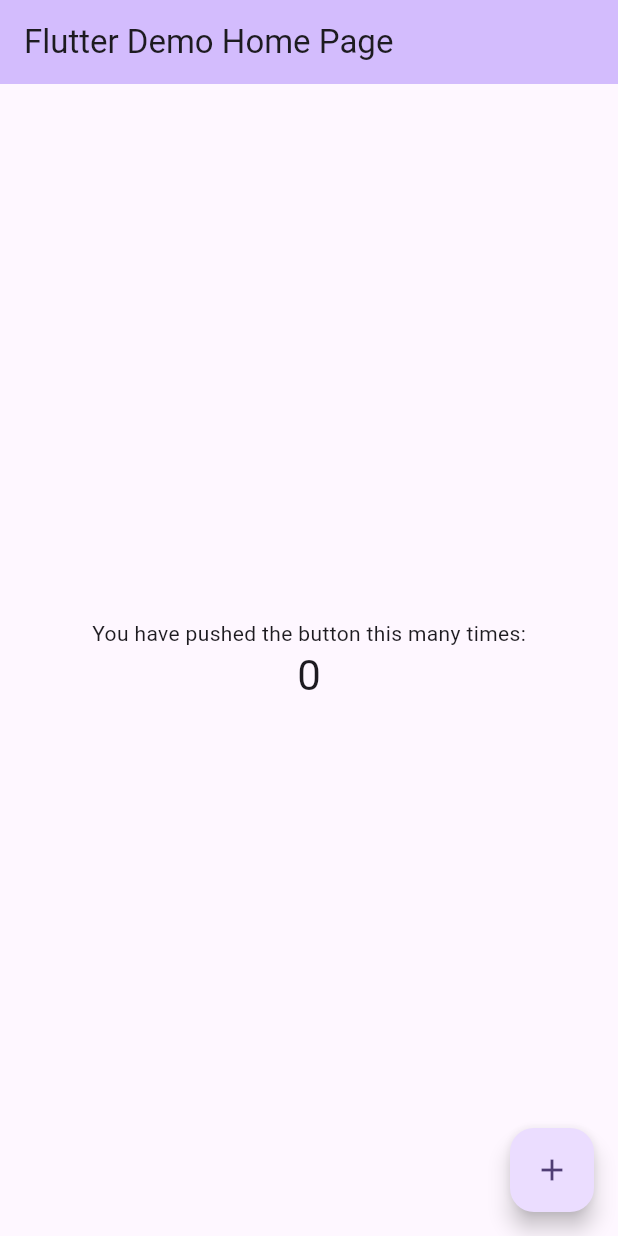
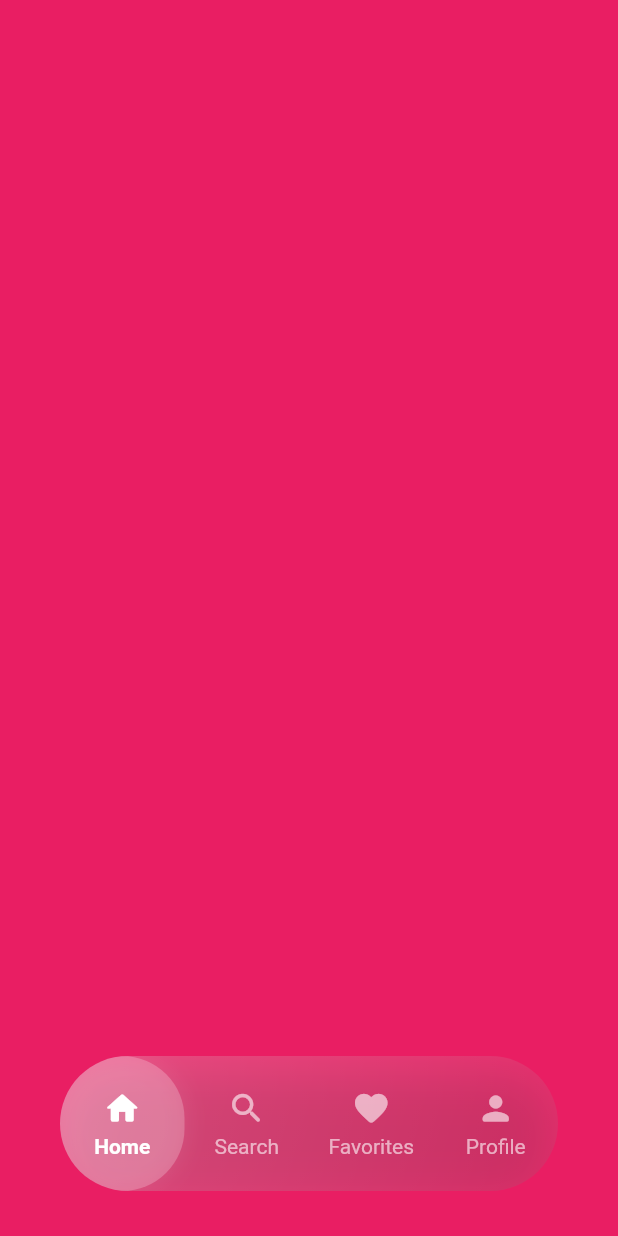
Before and after one commit to esraa-lotfy5/flutter-glassmorphism-bottom-navigation, a Flutter app: the screen it shows after launch, on a phone screen of 412 x 824 dp. Run offline on Flutter 3.47's test engine with Material 3 defaults, Android fonts, the phone set to English and light mode, and no system bars.

Commit message:
[Add] add glassy effect to bottom nav bar.

```diff
--- a/lib/main.dart
+++ b/lib/main.dart
@@ -1,3 +1,5 @@
+import 'dart:ui';
+
 import 'package:flutter/material.dart';
 
 void main() {
@@ -7,116 +9,117 @@ void main() {
 class MyApp extends StatelessWidget {
   const MyApp({super.key});
 
-  // This widget is the root of your application.
   @override
   Widget build(BuildContext context) {
-    return MaterialApp(
-      title: 'Flutter Demo',
-      theme: ThemeData(
-        // This is the theme of your application.
-        //
-        // TRY THIS: Try running your application with "flutter run". You'll see
-        // the application has a purple toolbar. Then, without quitting the app,
-        // try changing the seedColor in the colorScheme below to Colors.green
-        // and then invoke "hot reload" (save your changes or press the "hot
-        // reload" button in a Flutter-supported IDE, or press "r" if you used
-        // the command line to start the app).
-        //
-        // Notice that the counter didn't reset back to zero; the application
-        // state is not lost during the reload. To reset the state, use hot
-        // restart instead.
-        //
-        // This works for code too, not just values: Most code changes can be
-        // tested with just a hot reload.
-        colorScheme: .fromSeed(seedColor: Colors.deepPurple),
+    return MaterialApp(title: 'Flutter Demo', home: const HomePage());
+  }
+}
+
+class HomePage extends StatefulWidget {
+  const HomePage({super.key});
+
+  @override
+  State<HomePage> createState() => _HomePageState();
+}
+
+class _HomePageState extends State<HomePage> {
+  int currentIndex = 0;
+  // final ValueChanged<int> onTap;
+
+  static const items = [
+    (Icons.home_rounded, 'Home'),
+    (Icons.search_rounded, 'Search'),
+    (Icons.favorite_rounded, 'Favorites'),
+    (Icons.person_rounded, 'Profile'),
+  ];
+  static const itemsBgColor = [Colors.pink, Colors.green, Colors.red, Colors.brown];
+
+  @override
+  Widget build(BuildContext context) {
+    return Scaffold(
+      backgroundColor: itemsBgColor[currentIndex],
+      bottomNavigationBar: Padding(
+        padding: const EdgeInsets.symmetric(horizontal: 40, vertical: 30),
+        child: ClipRRect(
+          borderRadius: BorderRadius.circular(50),
+          child: BackdropFilter(
+            filter: ImageFilter.blur(sigmaX: 20, sigmaY: 20),
+            child: Container(
+              height: 90,
+              decoration: BoxDecoration(
+                borderRadius: BorderRadius.circular(32),
+
+                gradient: LinearGradient(
+                  begin: Alignment.topLeft,
+                  end: Alignment.bottomRight,
+                  colors: [Colors.white.withValues(alpha: 0.22), Colors.white.withValues(alpha: 0.08)],
+                ),
+
+                boxShadow: [
+                  BoxShadow(color: Colors.black.withValues(alpha: 0.15), blurRadius: 30, offset: const Offset(0, 10)),
+                ],
+              ),
+              child: Row(
+                children: List.generate(items.length, (index) {
+                  final selected = currentIndex == index;
+                  return Expanded(
+                    child: _GlassNavItem(
+                      icon: items[index].$1,
+                      label: items[index].$2,
+                      selected: selected,
+                      onTap: () => setState(() => currentIndex = index),
+                    ),
+                  );
+                }),
+              ),
+            ),
+          ),
+        ),
       ),
-      home: const MyHomePage(title: 'Flutter Demo Home Page'),
     );
   }
 }
 
-class MyHomePage extends StatefulWidget {
-  const MyHomePage({super.key, required this.title});
+class _GlassNavItem extends StatelessWidget {
+  const _GlassNavItem({required this.icon, required this.label, required this.selected, required this.onTap});
 
-  // This widget is the home page of your application. It is stateful, meaning
-  // that it has a State object (defined below) that contains fields that affect
-  // how it looks.
-
-  // This class is the configuration for the state. It holds the values (in this
-  // case the title) provided by the parent (in this case the App widget) and
-  // used by the build method of the State. Fields in a Widget subclass are
-  // always marked "final".
-
-  final String title;
-
-  @override
-  State<MyHomePage> createState() => _MyHomePageState();
-}
-
-class _MyHomePageState extends State<MyHomePage> {
-  int _counter = 0;
-
-  void _incrementCounter() {
-    setState(() {
-      // This call to setState tells the Flutter framework that something has
-      // changed in this State, which causes it to rerun the build method below
-      // so that the display can reflect the updated values. If we changed
-      // _counter without calling setState(), then the build method would not be
-      // called again, and so nothing would appear to happen.
-      _counter++;
-    });
-  }
+  final IconData icon;
+  final String label;
+  final bool selected;
+  final VoidCallback onTap;
 
   @override
   Widget build(BuildContext context) {
-    // This method is rerun every time setState is called, for instance as done
-    // by the _incrementCounter method above.
-    //
-    // The Flutter framework has been optimized to make rerunning build methods
-    // fast, so that you can just rebuild anything that needs updating rather
-    // than having to individually change instances of widgets.
-    return Scaffold(
-      appBar: AppBar(
-        // TRY THIS: Try changing the color here to a specific color (to
-        // Colors.amber, perhaps?) and trigger a hot reload to see the AppBar
-        // change color while the other colors stay the same.
-        backgroundColor: Theme.of(context).colorScheme.inversePrimary,
-        // Here we take the value from the MyHomePage object that was created by
-        // the App.build method, and use it to set our appbar title.
-        title: Text(widget.title),
-      ),
-      body: Center(
-        // Center is a layout widget. It takes a single child and positions it
-        // in the middle of the parent.
+    return GestureDetector(
+      onTap: onTap,
+      behavior: HitTestBehavior.opaque,
+      child: AnimatedContainer(
+        duration: const Duration(milliseconds: 50),
+        curve: Curves.easeOutCubic,
+        decoration: BoxDecoration(
+          borderRadius: BorderRadius.circular(50),
+          color: selected ? Colors.white.withValues(alpha: 0.22) : Colors.transparent,
+          boxShadow: selected
+              ? [BoxShadow(color: Colors.white.withValues(alpha: 0.08), blurRadius: 12, spreadRadius: 1)]
+              : null,
+        ),
         child: Column(
-          // Column is also a layout widget. It takes a list of children and
-          // arranges them vertically. By default, it sizes itself to fit its
-          // children horizontally, and tries to be as tall as its parent.
-          //
-          // Column has various properties to control how it sizes itself and
-          // how it positions its children. Here we use mainAxisAlignment to
-          // center the children vertically; the main axis here is the vertical
-          // axis because Columns are vertical (the cross axis would be
-          // horizontal).
-          //
-          // TRY THIS: Invoke "debug painting" (choose the "Toggle Debug Paint"
-          // action in the IDE, or press "p" in the console), to see the
-          // wireframe for each widget.
-          mainAxisAlignment: .center,
+          mainAxisAlignment: MainAxisAlignment.center,
           children: [
-            const Text('You have pushed the button this many times:'),
-            Text(
-              '$_counter',
-              style: Theme.of(context).textTheme.headlineMedium,
+            Icon(icon, size: 26, color: Colors.white.withValues(alpha: selected ? 1 : 0.6)),
+            const SizedBox(height: 4),
+            AnimatedDefaultTextStyle(
+              duration: const Duration(milliseconds: 200),
+              style: TextStyle(
+                color: Colors.white.withValues(alpha: selected ? 1 : 0.6),
+                fontSize: 14,
+                fontWeight: selected ? FontWeight.w600 : FontWeight.w400,
+              ),
+              child: Text(label),
             ),
           ],
         ),
       ),
-      floatingActionButton: FloatingActionButton(
-        onPressed: _incrementCounter,
-        tooltip: 'Increment',
-        child: const Icon(Icons.add),
-      ),
     );
   }
 }
```
